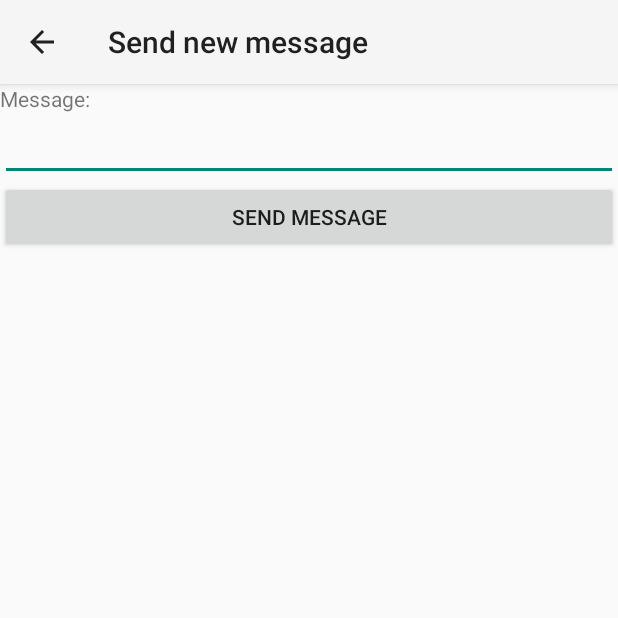
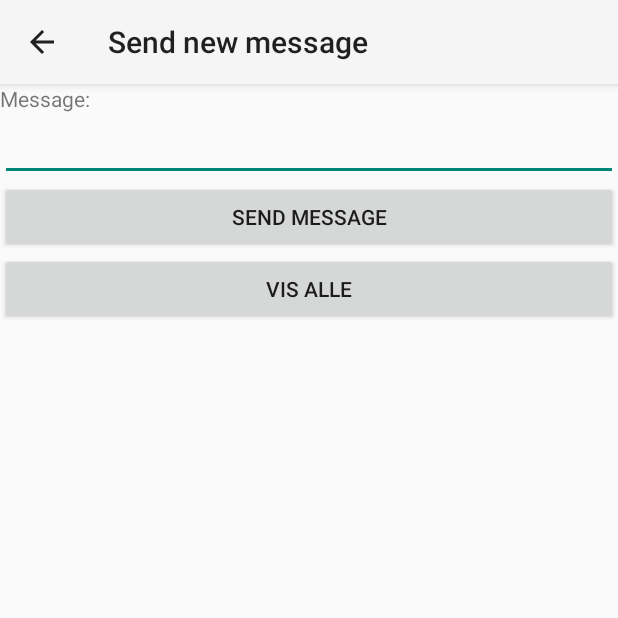
Before and after one commit to larshaga/Mappe2-Apputvikling, an Android app: the NewMessageActivity screen opened directly, with no data from a screen before it, on a phone screen of 412 x 824 dp, the top half of it. Run offline under Robolectric (Android 15) with nearby library versions, the phone set to English and light mode, and no system bars.

Commit message:
Tweeked the layout

```diff
--- a/app/src/main/res/layout/activity_new_message.xml
+++ b/app/src/main/res/layout/activity_new_message.xml
@@ -33,5 +33,15 @@
         android:layout_width="match_parent"
         android:layout_height="wrap_content"
         android:text="@string/send_message"/>
+    <Button
+        android:id="@+id/visalle"
+        android:layout_width="match_parent"
+        android:layout_height="wrap_content"
+        android:text="Vis alle" />
+
+    <TextView
+        android:id="@+id/utskrift"
+        android:layout_width="match_parent"
+        android:layout_height="wrap_content"/>
 
 </LinearLayout>
```
